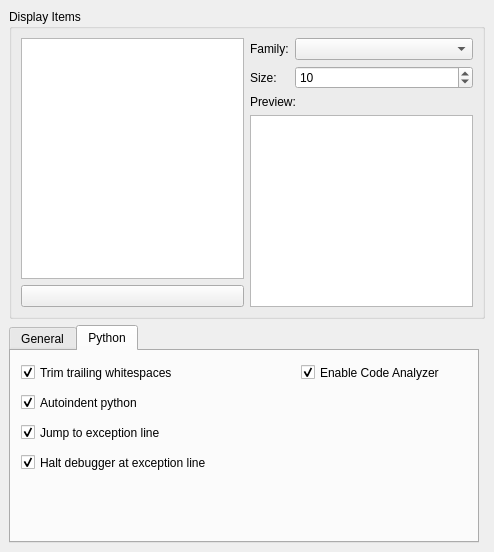
This is src/Gui/DlgEditor.ui in ferranpujolcamins/FreeCAD as Qt 5 draws it before an edit. The edited form follows.
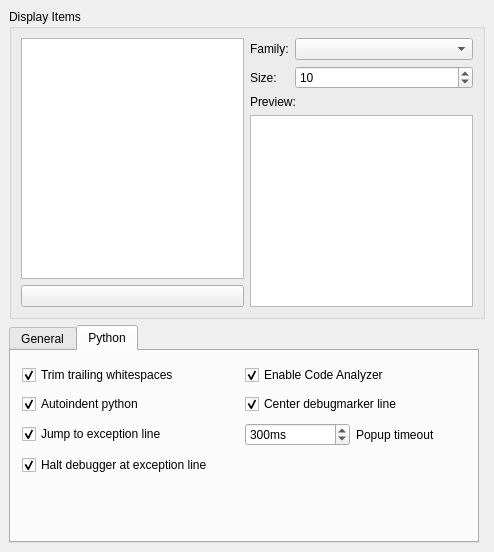
This is the edited form. The open tabs and pages were chosen to show the change. Custom widgets are drawn as their Qt base class.

The edit to the form file:
```diff
--- a/src/Gui/DlgEditor.ui
+++ b/src/Gui/DlgEditor.ui
@@ -223,15 +223,37 @@
       <attribute name="title">
        <string>Python</string>
       </attribute>
+      <widget class="QWidget" name="gridLayoutWidget">
+       <property name="geometry">
+        <rect>
+         <x>0</x>
+         <y>0</y>
+         <width>461</width>
+         <height>141</height>
+        </rect>
+       </property>
+       <layout class="QGridLayout" name="gridLayout">
+        <item row="0" column="1">
+         <widget class="Gui::PrefCheckBox" name="EnableCodeAnalyzer">
+          <property name="focusPolicy">
+           <enum>Qt::TabFocus</enum>
+          </property>
+          <property name="text">
+           <string>Enable Code Analyzer</string>
+          </property>
+          <property name="checked">
+           <bool>true</bool>
+          </property>
+          <property name="prefEntry" stdset="0">
+           <cstring>EnableCodeAnalyzer</cstring>
+          </property>
+          <property name="prefPath" stdset="0">
+           <cstring>Editor</cstring>
+          </property>
+         </widget>
+        </item>
+        <item row="1" column="0">
       <widget class="Gui::PrefCheckBox" name="EnableAutoIndent">
-       <property name="geometry">
-        <rect>
-         <x>10</x>
-         <y>40</y>
-         <width>191</width>
-         <height>23</height>
-        </rect>
-       </property>
        <property name="focusPolicy">
         <enum>Qt::TabFocus</enum>
        </property>
@@ -248,40 +270,9 @@
         <cstring>Editor</cstring>
        </property>
       </widget>
-      <widget class="Gui::PrefCheckBox" name="EnableTrimTrailingWhitespaces">
-       <property name="geometry">
-        <rect>
-         <x>10</x>
-         <y>10</y>
-         <width>201</width>
-         <height>23</height>
-        </rect>
-       </property>
-       <property name="focusPolicy">
-        <enum>Qt::TabFocus</enum>
-       </property>
-       <property name="text">
-        <string>Trim trailing whitespaces</string>
-       </property>
-       <property name="checked">
-        <bool>true</bool>
-       </property>
-       <property name="prefEntry" stdset="0">
-        <cstring>EnableTrimTrailingWhitespaces</cstring>
-       </property>
-       <property name="prefPath" stdset="0">
-        <cstring>Editor</cstring>
-       </property>
-      </widget>
+        </item>
+        <item row="2" column="0">
       <widget class="Gui::PrefCheckBox" name="EnableScrollToExceptionLine">
-       <property name="geometry">
-        <rect>
-         <x>10</x>
-         <y>70</y>
-         <width>191</width>
-         <height>23</height>
-        </rect>
-       </property>
        <property name="focusPolicy">
         <enum>Qt::TabFocus</enum>
        </property>
@@ -298,15 +289,9 @@
         <cstring>Editor</cstring>
        </property>
       </widget>
+        </item>
+        <item row="3" column="0">
       <widget class="Gui::PrefCheckBox" name="EnableHaltDebuggerOnExceptions">
-       <property name="geometry">
-        <rect>
-         <x>10</x>
-         <y>100</y>
-         <width>241</width>
-         <height>23</height>
-        </rect>
-       </property>
        <property name="focusPolicy">
         <enum>Qt::TabFocus</enum>
        </property>
@@ -323,20 +308,33 @@
         <cstring>Editor</cstring>
        </property>
       </widget>
-      <widget class="Gui::PrefCheckBox" name="EnableCodeAnalyzer">
-       <property name="geometry">
-        <rect>
-         <x>290</x>
-         <y>10</y>
-         <width>191</width>
-         <height>23</height>
-        </rect>
-       </property>
+        </item>
+        <item row="0" column="0">
+         <widget class="Gui::PrefCheckBox" name="EnableTrimTrailingWhitespaces">
+          <property name="focusPolicy">
+           <enum>Qt::TabFocus</enum>
+          </property>
+          <property name="text">
+           <string>Trim trailing whitespaces</string>
+          </property>
+          <property name="checked">
+           <bool>true</bool>
+          </property>
+          <property name="prefEntry" stdset="0">
+           <cstring>EnableTrimTrailingWhitespaces</cstring>
+          </property>
+          <property name="prefPath" stdset="0">
+           <cstring>Editor</cstring>
+          </property>
+         </widget>
+        </item>
+        <item row="1" column="1">
+         <widget class="Gui::PrefCheckBox" name="EnableCenterDebugmarker">
        <property name="focusPolicy">
         <enum>Qt::TabFocus</enum>
        </property>
        <property name="text">
-        <string>Enable Code Analyzer</string>
+           <string>Center debugmarker line</string>
        </property>
        <property name="checked">
         <bool>true</bool>
@@ -347,6 +345,45 @@
        <property name="prefPath" stdset="0">
         <cstring>Editor</cstring>
        </property>
+         </widget>
+        </item>
+        <item row="2" column="1">
+         <layout class="QHBoxLayout" name="horizontalLayout">
+          <item>
+           <widget class="Gui::PrefSpinBox" name="PopupTimeoutTime">
+            <property name="suffix">
+             <string extracomment="Milli seconds">ms</string>
+            </property>
+            <property name="minimum">
+             <number>40</number>
+            </property>
+            <property name="maximum">
+             <number>1000</number>
+            </property>
+            <property name="singleStep">
+             <number>10</number>
+            </property>
+            <property name="value">
+             <number>300</number>
+            </property>
+            <property name="prefEntry" stdset="0">
+             <cstring>PopupTimeoutTime</cstring>
+            </property>
+            <property name="prefPath" stdset="0">
+             <cstring>Editor</cstring>
+            </property>
+           </widget>
+          </item>
+          <item>
+           <widget class="QLabel" name="label_2">
+            <property name="text">
+             <string>Popup timeout</string>
+            </property>
+           </widget>
+          </item>
+         </layout>
+        </item>
+       </layout>
       </widget>
      </widget>
     </widget>
```
Left out of the diff: 15 changed lines with no effect on the pictures. Lines whose indentation alone changed are shown as unchanged.
